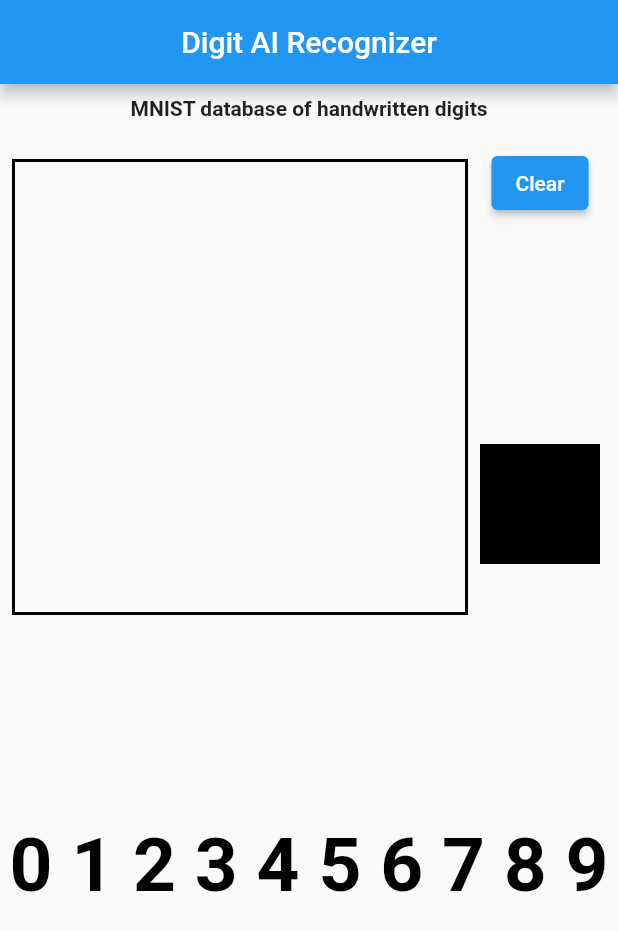
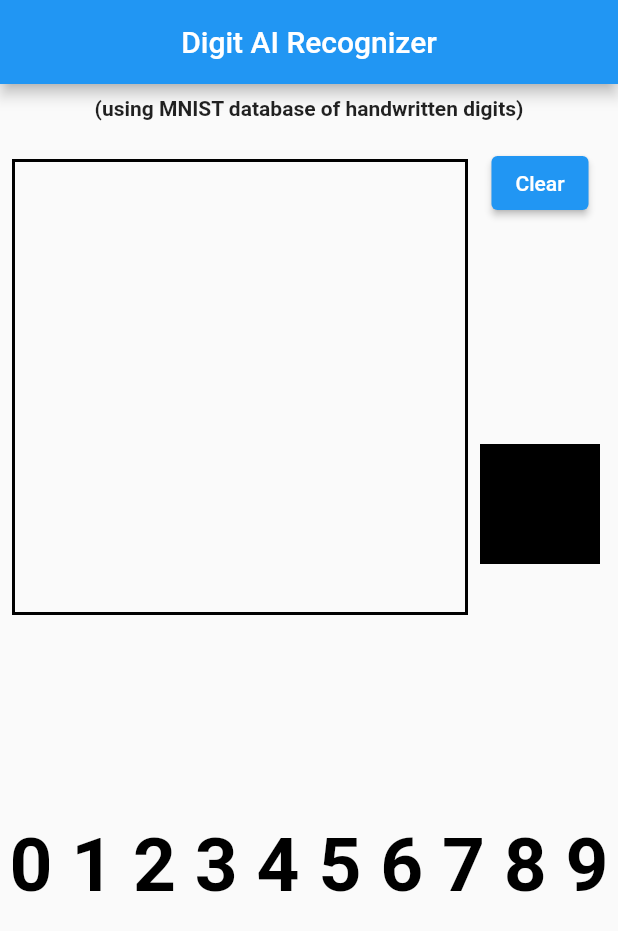
Before and after one commit to luigimicco/flutter_ai_digit, a Flutter app: the screen it shows after launch, on a phone screen of 412 x 824 dp. Shown: the top 931 px of the screen. Run offline on Flutter 3.47's test engine with Material 2 defaults, Android fonts, the phone set to English and light mode, and no system bars; missing offline and left inert: dart:ffi, flutter_tflite.

Commit message:
fix title

```diff
--- a/lib/screens/draw_screen.dart
+++ b/lib/screens/draw_screen.dart
@@ -46,7 +46,7 @@ class _DrawScreenState extends State<DrawScreen> {
             const Padding(
               padding: EdgeInsets.all(8.0),
               child: Text(
-                'MNIST database of handwritten digits',
+                '(using MNIST database of handwritten digits)',
                 style: TextStyle(
                   fontWeight: FontWeight.bold,
                 ),
```
